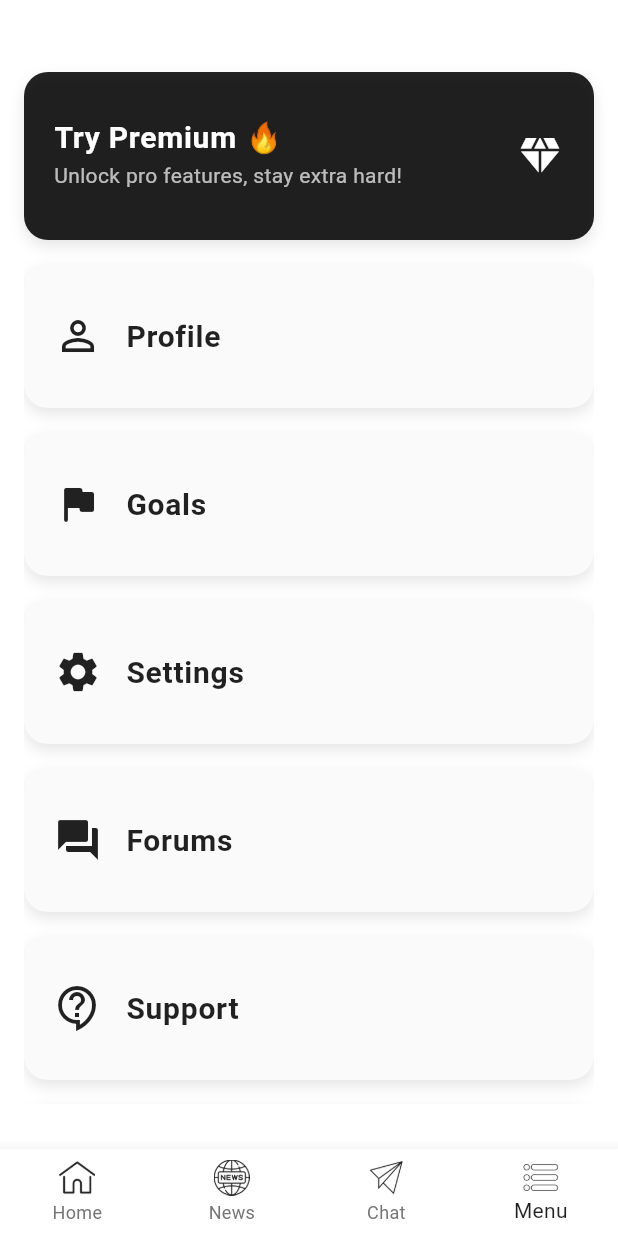
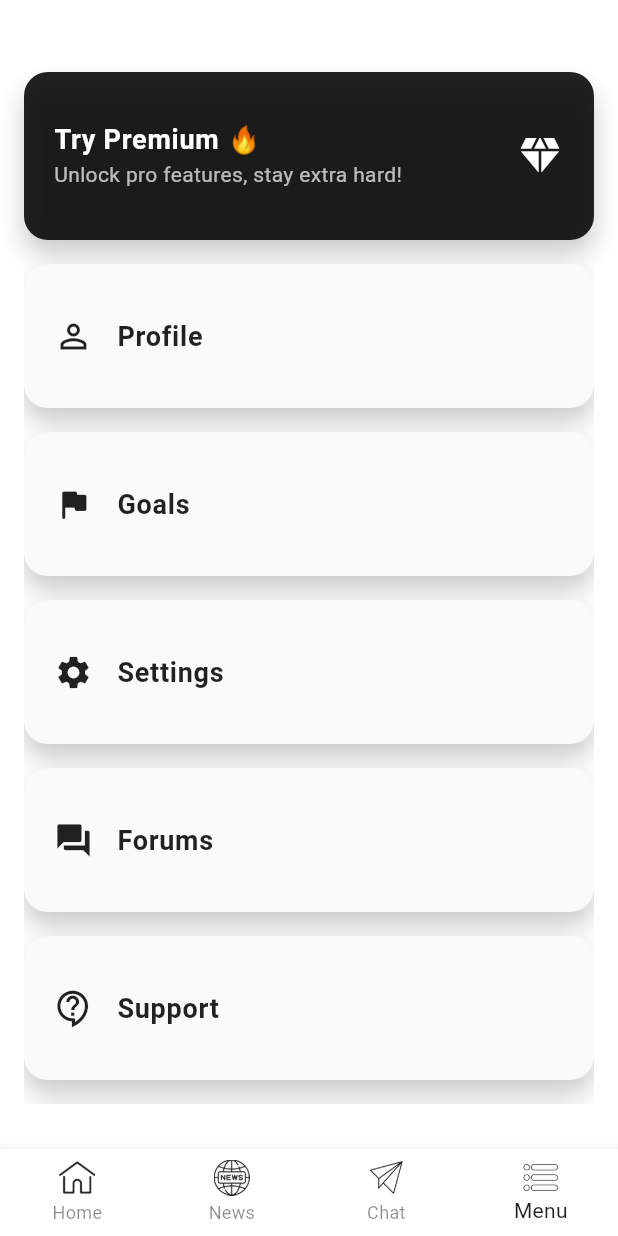
Before and after one commit to varuntej07/FocusFuel, a Flutter app: the screen it shows once a user with an empty profile is signed in, item 4 of the bottom bar chosen, on a phone screen of 412 x 824 dp. Run offline on Flutter 3.47's test engine with Material 3 defaults, Android fonts, the phone set to English and light mode, and no system bars; our stand-ins replace cloud_firestore, cloud_functions, firebase_auth, firebase_core, firebase_crashlytics, firebase_messaging and 4 more; accounts and stored records are empty; network calls fail.

Commit message:
Refactor: Improve UI consistency and Refined notification sending windows

```diff
--- a/lib/Services/chat_service.dart
+++ b/lib/Services/chat_service.dart
@@ -61,10 +61,7 @@ class ChatService {
     if (userId == null) throw Exception('User not authenticated');
 
     // Generate a unique request ID to prevent duplicates
-    final requestId = '${DateTime
-        .now()
-        .millisecondsSinceEpoch}_$userId';
-
+    final requestId = '${DateTime.now().millisecondsSinceEpoch}_$userId';
 
     // Create user message document in the Messages sub-collection
     final messageRef = await _firestore
--- a/lib/Themes/app_themes.dart
+++ b/lib/Themes/app_themes.dart
@@ -78,7 +78,7 @@ class AppThemes {
       // Text theme
       textTheme: GoogleFonts.poppinsTextTheme(ThemeData.light().textTheme).copyWith(
         bodyLarge: const TextStyle(color: Colors.black87),
-        bodyMedium: TextStyle(color: Colors.grey[600]),
+        bodyMedium: TextStyle(color: Colors.black45),
         headlineLarge: const TextStyle(color: Colors.black87, fontWeight: FontWeight.bold),
         titleMedium: const TextStyle(color: Colors.black87),
         labelLarge: const TextStyle(color: Colors.black87),
--- a/lib/Views/screens/chat_history.dart
+++ b/lib/Views/screens/chat_history.dart
@@ -99,7 +99,7 @@ class ChatHistoryScreen extends StatelessWidget {
       if (currentIndex == index) {
         return Padding(
           padding: const EdgeInsets.symmetric(vertical: 12),
-          child: DateDivider(text: date),
+          child: DateDivider(text: date),     // custom DateDivider class implemented below
         );
       }
       currentIndex++;
@@ -137,7 +137,7 @@ class _ChatHistoryCard extends StatelessWidget {
       builder: (context, messageCountSnapshot) {
         // Determine card color based on message count
         final hasMultipleMessages = (messageCountSnapshot.data ?? 0) > 1;
-        final cardColor = hasMultipleMessages ?  Theme.of(context).cardColor: Theme.of(context).scaffoldBackgroundColor;
+        final cardColor = hasMultipleMessages ? Theme.of(context).cardColor: Theme.of(context).scaffoldBackgroundColor;
         final borderColor = hasMultipleMessages ? Theme.of(context).colorScheme.primary.withValues(alpha: 0.1) : Theme.of(context).dividerColor;
 
         return GestureDetector(
@@ -176,7 +176,7 @@ class _ChatHistoryCard extends StatelessWidget {
                               displayText = 'Fetching notification...';
                             } else if (snapshot.hasData && snapshot.data != null) {
                               final chatHistoryMessage = snapshot.data!.message;
-                              displayText = chatVM.trimString(chatHistoryMessage, 90);
+                              displayText = chatVM.trimString(chatHistoryMessage, 90);    // displays trimmed chatHistory message
                             } else {
                               // Fallback to userFocus or default text
                               displayText = chatVM.trimString(conversationFocus ?? 'Focus Session', 40);
--- a/lib/Views/screens/menu_page.dart
+++ b/lib/Views/screens/menu_page.dart
@@ -1,6 +1,5 @@
 import 'package:flutter/material.dart';
 import 'package:focus_fuel/ViewModels/auth_vm.dart';
-import 'package:focus_fuel/Views/Auth/login_page.dart';
 import 'package:focus_fuel/Views/screens/subscription_page.dart';
 import 'package:focus_fuel/Views/screens/support_page.dart';
 import 'package:provider/provider.dart';
@@ -40,9 +39,9 @@ class _MenuPageState extends State<MenuPage> {
           borderRadius: BorderRadius.circular(16),
           boxShadow: [
             BoxShadow(
-              color: Theme.of(context).shadowColor.withValues(alpha: 0.1),
-              blurRadius: 8,
-              offset: const Offset(0, 4),
+              color: Theme.of(context).shadowColor.withValues(alpha: 0.2),
+              blurRadius: 14,
+              offset: const Offset(0, 10),
             ),
           ],
         ),
@@ -51,13 +50,13 @@ class _MenuPageState extends State<MenuPage> {
             Expanded(
               child: ListTile(
                 contentPadding: EdgeInsets.zero,
-                leading: isIconTrailing ? null : Icon(icon, size: 32, color: background != null ? Colors.white : Theme.of(context).colorScheme.onSurface),                trailing: isIconTrailing
+                leading: isIconTrailing ? null : Icon(icon, size: 26, color: background != null ? Colors.white : Theme.of(context).colorScheme.onSurface),                trailing: isIconTrailing
                     ? Icon(icon, size: 32, color: background != null ? Colors.white : Theme.of(context).colorScheme.onSurface)
                     : trailing,
                 title: Text(
                   title,
                   style: TextStyle(
-                      fontSize: 20,
+                      fontSize: 18,
                       fontWeight: FontWeight.bold,
                       color: background != null ? Colors.white : Theme.of(context).textTheme.titleMedium?.color
                   ),
@@ -72,13 +71,6 @@ class _MenuPageState extends State<MenuPage> {
         ),
       ),
     );
-  }
-
-  void toggleTheme(bool value) {
-    setState(() {
-      isDarkMode = value;
-      // actual dark mode logic using a theme provider or state manager
-    });
   }
 
   @override
@@ -156,17 +148,13 @@ class _MenuPageState extends State<MenuPage> {
                     },
                   ),
 
-                  const SizedBox(height: 30),
-
                   _buildMenuCard(
                     context: context,
                     title: isLoggedin ? 'Logout' : 'Login',
                     icon: isLoggedin ? Icons.exit_to_app : Icons.login,
                     onTap: () async {
                       await context.read<AuthViewModel>().logout();
-                      Navigator.of(context).pushAndRemoveUntil(
-                          MaterialPageRoute(builder: (context) => Login()), (Route<dynamic> route) => false
-                      );
+                      // Navigator.of(context).pushAndRemoveUntil(MaterialPageRoute(builder: (context) => Login()), (Route<dynamic> route) => false);
                     },
                   ),
                 ],
--- a/lib/Views/screens/news_feed.dart
+++ b/lib/Views/screens/news_feed.dart
@@ -1,3 +1,4 @@
+import 'package:firebase_crashlytics/firebase_crashlytics.dart';
 import 'package:flutter/material.dart';
 import 'package:focus_fuel/Views/screens/subscription_dialog.dart';
 import 'package:provider/provider.dart';
@@ -45,8 +46,8 @@ class _NewsFeedState extends State<NewsFeed> {
           _isInitialized = true;    // Updates UI to show content
         });
       }
-    } catch (e) {
-      print('Error initializing ViewModel: $e');
+    } catch (error, stackTrace) {
+      FirebaseCrashlytics.instance.recordError(error, stackTrace, information: ['Error while Initializing ViewModel in news_feed: $context']);
     }
   }
 
@@ -308,7 +309,6 @@ class _NewsFeedState extends State<NewsFeed> {
 
   // Event handlers
   void _handleArticleTap(Map<String, dynamic> article) {
-    print('Article tapped: ${article['title']}');
     _showNewsSummaryDialog(context, article, _newsService);
   }
 
```
Also changed, not shown: lib/Views/screens/news_list_item.dart (+21 -20 lines), 2 other files.
